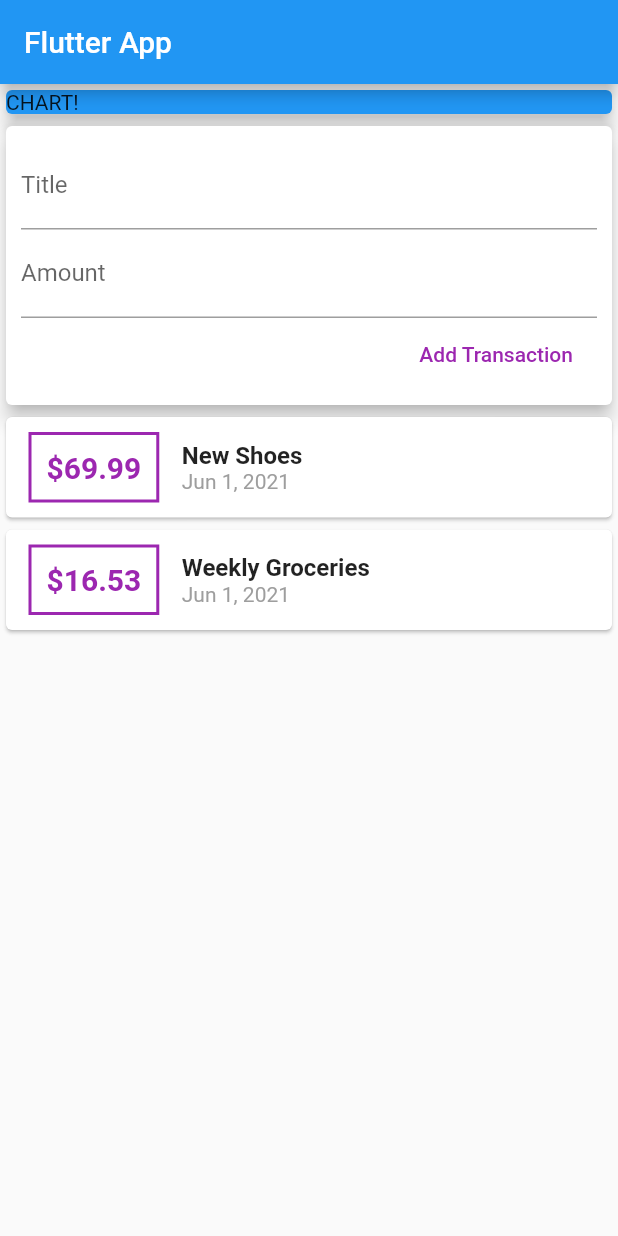
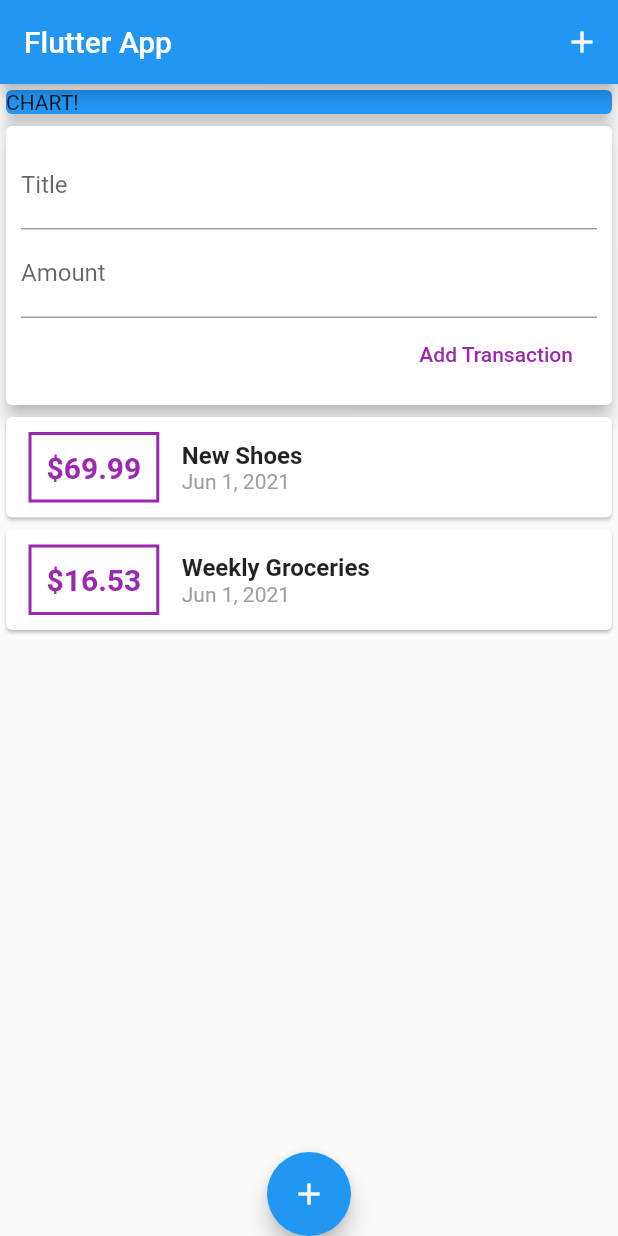
Before and after one commit to kshitizsaxena22/TRACKER, a Flutter app: the screen it shows after launch, after a tap on "Add Transaction", on a phone screen of 412 x 824 dp. Run offline on Flutter 3.47's test engine with Material 2 defaults, Android fonts, the phone set to English and light mode, and no system bars.

Commit message:
commit on main

```diff
--- a/lib/main.dart
+++ b/lib/main.dart
@@ -25,8 +25,15 @@ class MyHomePage extends StatelessWidget {
     return Scaffold(
       appBar: AppBar(
         title: Text('Flutter App'),
+        actions: <Widget>[
+          IconButton(
+            onPressed: () => {},
+            icon: Icon(Icons.add),
+          )
+        ],
       ),
-      body: Column(
+      body: SingleChildScrollView(
+        child: Column(
           // mainAxisAlignment: MainAxisAlignment.start,
           crossAxisAlignment: CrossAxisAlignment.stretch,
           children: <Widget>[
@@ -41,6 +48,12 @@ class MyHomePage extends StatelessWidget {
             UserTransactions()
           ],
         ),
+      ),
+      floatingActionButtonLocation: FloatingActionButtonLocation.centerDocked,
+      floatingActionButton: FloatingActionButton(
+        child: Icon(Icons.add),
+        onPressed: () => {},
+      ),
     );
   }
 }
--- a/lib/widgets/new_transaction.dart
+++ b/lib/widgets/new_transaction.dart
@@ -6,6 +6,19 @@ class NewTransaction extends StatelessWidget {
   final amountController = TextEditingController();
 
   NewTransaction(this.addTx);
+
+  void submitData() {
+    final enteredTitle = titleController.text;
+    final enteredAmount = double.parse(amountController.text);
+
+    if (enteredTitle.isEmpty || enteredAmount < 0) {
+      return;
+    }
+    addTx(
+      enteredTitle,
+      enteredAmount,
+    );
+  }
 
   @override
   Widget build(BuildContext context) {
@@ -19,6 +32,7 @@ class NewTransaction extends StatelessWidget {
             TextField(
               decoration: InputDecoration(labelText: 'Title'),
               controller: titleController,
+              onSubmitted: (_) => submitData(),
               // onChanged: (val) {
               //   titleInput = val;
               // },
@@ -26,17 +40,14 @@ class NewTransaction extends StatelessWidget {
             TextField(
               decoration: InputDecoration(labelText: 'Amount'),
               controller: amountController,
+              keyboardType: TextInputType.numberWithOptions(decimal: true),
+              onSubmitted: (_) => submitData(),
               // onChanged: (val) => amountInput = val,
             ),
             FlatButton(
               child: Text('Add Transaction'),
               textColor: Colors.purple,
-              onPressed: () {
-                addTx(
-                  titleController.text,
-                  double.parse(amountController.text),
-                );
-              },
+              onPressed: submitData,
             ),
           ],
         ),
--- a/lib/widgets/transaction_list.dart
+++ b/lib/widgets/transaction_list.dart
@@ -10,8 +10,10 @@ class TransactionList extends StatelessWidget {
 
   @override
   Widget build(BuildContext context) {
-    return Column(
-      children: transactions.map((tx) {
+    return Container(
+      height: 300,
+      child: ListView.builder(
+        itemBuilder: (ctx, index) {
           return Card(
             child: Row(
               children: <Widget>[
@@ -28,7 +30,7 @@ class TransactionList extends StatelessWidget {
                   ),
                   padding: EdgeInsets.all(10),
                   child: Text(
-                  '\$${tx.amount}',
+                    '\$${transactions[index].amount.toStringAsFixed(2)}',
                     style: TextStyle(
                       fontWeight: FontWeight.bold,
                       fontSize: 20,
@@ -40,14 +42,14 @@ class TransactionList extends StatelessWidget {
                   crossAxisAlignment: CrossAxisAlignment.start,
                   children: <Widget>[
                     Text(
-                    tx.title,
+                      transactions[index].title,
                       style: TextStyle(
                         fontSize: 16,
                         fontWeight: FontWeight.bold,
                       ),
                     ),
                     Text(
-                    DateFormat.yMMMd().format(tx.date),
+                      DateFormat.yMMMd().format(transactions[index].date),
                       style: TextStyle(
                         color: Colors.grey,
                       ),
@@ -57,7 +59,9 @@ class TransactionList extends StatelessWidget {
               ],
             ),
           );
-      }).toList(),
+        },
+        itemCount: transactions.length,
+      ),
     );
   }
 }
```
Lines whose indentation alone changed are shown as unchanged.
